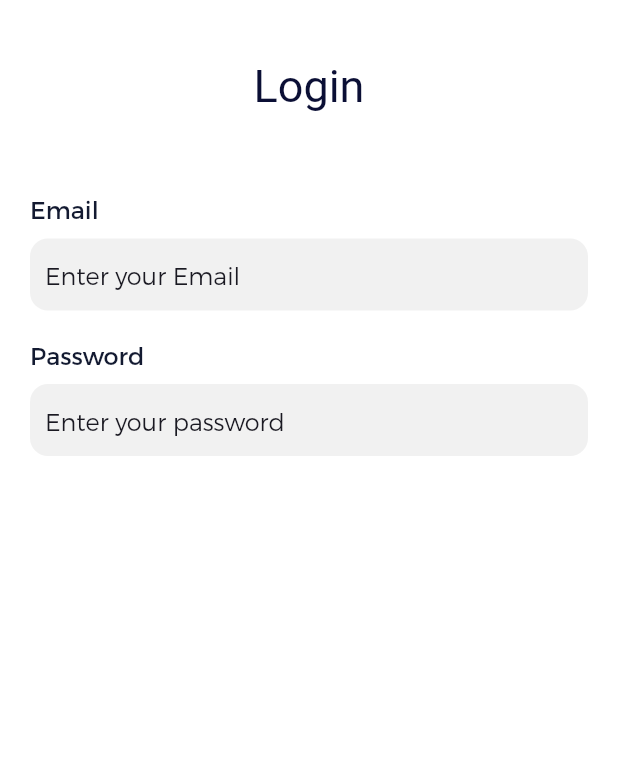
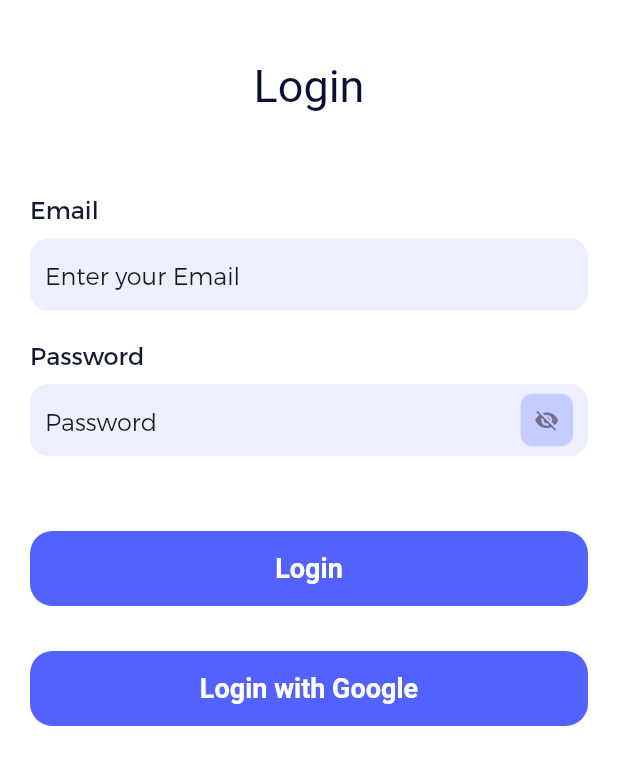
Before and after one commit to Nuke-101/ninjastudy_task, a Flutter app: the screen it shows after launch, on a phone screen of 412 x 824 dp. Shown: the top 765 px of the screen. Run offline on Flutter 3.47's test engine with Material 2 defaults, Android fonts, the phone set to English and light mode, and no system bars; our stand-ins replace get, google_sign_in; Roboto replaces fonts that are missing (Gilroy).

Commit message:
Google SigIn Implemented

```diff
--- /dev/null
+++ b/lib/controllers/google_signin_controller.dart
@@ -0,0 +1,18 @@
+import 'package:get/get.dart';
+import 'package:google_sign_in/google_sign_in.dart';
+
+class GoogleSignInController extends GetxController {
+  final GoogleSignIn _googleSignIn = GoogleSignIn();
+  var googleAccount = Rx<GoogleSignInAccount?>(null);
+
+  Future<dynamic> signIn() async {
+    print("Google signin started");
+
+    try {
+      var signInResult = await _googleSignIn.signIn();
+      print(signInResult);
+    } catch (error) {
+      print(error);
+    }
+  }
+}
--- /dev/null
+++ b/lib/controllers/obscure_password_controller.dart
@@ -0,0 +1,16 @@
+import 'package:flutter/gestures.dart';
+import 'package:get/get.dart';
+
+class ShowPassController extends GetxController {
+  bool invisible = true;
+
+  void showPass(TapDownDetails details) {
+    invisible = !invisible;
+    update();
+  }
+
+  void hidePass(TapUpDetails details) {
+    invisible = !invisible;
+    update();
+  }
+}
--- a/lib/main.dart
+++ b/lib/main.dart
@@ -13,6 +13,7 @@ class MyApp extends StatelessWidget {
   @override
   Widget build(BuildContext context) {
     return MaterialApp(
+      debugShowCheckedModeBanner: false,
       title: 'Ninja Study',
       theme: ThemeData(
         colorScheme: ColorScheme.fromSwatch().copyWith(secondary: accentColor),
--- a/lib/views/login_page.dart
+++ b/lib/views/login_page.dart
@@ -1,5 +1,8 @@
 import 'package:flutter/material.dart';
+import 'package:get/get.dart';
+import 'package:ninjastudy_task/controllers/google_signin_controller.dart';
 import 'package:ninjastudy_task/views/colors.dart';
+import 'package:ninjastudy_task/views/widgets/button_builder.dart';
 import 'package:ninjastudy_task/views/widgets/input_builder.dart';
 
 class LoginPage extends StatelessWidget {
@@ -7,6 +10,8 @@ class LoginPage extends StatelessWidget {
 
   final TextEditingController emailController = TextEditingController();
   final TextEditingController passwordController = TextEditingController();
+
+  final googleSignInController = Get.put(GoogleSignInController());
 
   @override
   Widget build(BuildContext context) {
@@ -53,10 +58,29 @@ class LoginPage extends StatelessWidget {
                       ),
                       PasswordInputBuilder(
                         fieldController: passwordController,
-                        inputHead: "Password",
-                        hintText: "Enter your password",
-                        type: "password",
                       ),
+                      const SizedBox(
+                        height: 50,
+                      ),
+                      FlatButtonBuilder(
+                        onTap: () {},
+                        buttonText: "Login",
+                        color: accentColor,
+                      ),
+                      const SizedBox(
+                        height: 30,
+                      ),
+                      GetBuilder<GoogleSignInController>(
+                          init: GoogleSignInController(),
+                          builder: (controller) {
+                            return FlatButtonBuilder(
+                              onTap: () {
+                                controller.signIn();
+                              },
+                              buttonText: "Login with Google",
+                              color: accentColor,
+                            );
+                          }),
                     ],
                   ),
                 )
--- /dev/null
+++ b/lib/views/widgets/button_builder.dart
@@ -0,0 +1,43 @@
+import 'package:flutter/material.dart';
+
+class FlatButtonBuilder extends StatelessWidget {
+  const FlatButtonBuilder({
+    Key? key,
+    required this.onTap,
+    required this.buttonText,
+    required this.color,
+  }) : super(key: key);
+
+  final String buttonText;
+  final VoidCallback onTap;
+  final Color color;
+
+  @override
+  Widget build(BuildContext context) {
+    return Material(
+      shape: const StadiumBorder(),
+      child: InkWell(
+        onTap: onTap,
+        child: Container(
+          height: 50,
+          padding: const EdgeInsets.symmetric(horizontal: 20),
+          decoration: BoxDecoration(
+            borderRadius: BorderRadius.circular(15),
+            color: color,
+          ),
+          child: Center(
+            child: Text(
+              buttonText,
+              style: const TextStyle(
+                fontSize: 18,
+                fontFamily: "Gilroy",
+                fontWeight: FontWeight.w700,
+                color: Colors.white,
+              ),
+            ),
+          ),
+        ),
+      ),
+    );
+  }
+}
--- a/lib/views/widgets/input_builder.dart
+++ b/lib/views/widgets/input_builder.dart
@@ -1,4 +1,6 @@
 import 'package:flutter/material.dart';
+import 'package:get/get.dart';
+import 'package:ninjastudy_task/controllers/obscure_password_controller.dart';
 import 'package:ninjastudy_task/views/colors.dart';
 
 class InputBuilder extends StatelessWidget {
@@ -33,7 +35,7 @@ class InputBuilder extends StatelessWidget {
         Container(
           padding: const EdgeInsets.symmetric(horizontal: 10),
           decoration: BoxDecoration(
-            color: const Color(0xFFF1F1F1),
+            color: accentColor.withOpacity(.10),
             borderRadius: BorderRadius.circular(12),
           ),
           child: TextFormField(
@@ -68,24 +70,18 @@ class PasswordInputBuilder extends StatelessWidget {
   const PasswordInputBuilder({
     Key? key,
     required this.fieldController,
-    required this.inputHead,
-    required this.hintText,
-    required this.type,
   }) : super(key: key);
 
   final TextEditingController fieldController;
-  final String inputHead;
-  final String hintText;
-  final String type;
 
   @override
   Widget build(BuildContext context) {
     return Column(
       crossAxisAlignment: CrossAxisAlignment.start,
       children: [
-        Text(
-          inputHead,
-          style: const TextStyle(
+        const Text(
+          "Password",
+          style: TextStyle(
             fontSize: 16,
             fontFamily: "Montserrat",
             fontWeight: FontWeight.w400,
@@ -96,24 +92,29 @@ class PasswordInputBuilder extends StatelessWidget {
         Container(
           padding: const EdgeInsets.symmetric(horizontal: 10),
           decoration: BoxDecoration(
-            color: const Color(0xFFF1F1F1),
+            color: accentColor.withOpacity(.10),
             borderRadius: BorderRadius.circular(12),
           ),
+          child: GetBuilder<ShowPassController>(
+              init: ShowPassController(),
+              builder: (controller) {
+                return Stack(
+                  children: [
+                    Container(
+                      padding: const EdgeInsets.only(right: 45),
                       child: TextFormField(
-            obscureText: true,
+                        obscureText: controller.invisible,
                         style: const TextStyle(
                           fontSize: 18,
                           color: formFieldTextColor,
                           fontFamily: "Montserrat",
                           fontWeight: FontWeight.w400,
                         ),
-            keyboardType: type != "number"
-                ? TextInputType.emailAddress
-                : TextInputType.number,
-            decoration: InputDecoration(
+                        keyboardType: TextInputType.emailAddress,
+                        decoration: const InputDecoration(
                           border: InputBorder.none,
-              hintText: hintText,
-              hintStyle: const TextStyle(
+                          hintText: "Password",
+                          hintStyle: TextStyle(
                             fontSize: 16,
                             fontFamily: "Montserrat",
                             fontWeight: FontWeight.w300,
@@ -123,6 +124,45 @@ class PasswordInputBuilder extends StatelessWidget {
                         controller: fieldController,
                       ),
                     ),
+                    Positioned(
+                      right: 0,
+                      top: 6.5,
+                      child: GestureDetector(
+                        onTapDown: (TapDownDetails details) {
+                          controller.showPass(details);
+                        },
+                        onTapUp: (TapUpDetails details) {
+                          controller.hidePass(details);
+                        },
+                        child: Container(
+                          width: 35,
+                          height: 35,
+                          decoration: BoxDecoration(
+                            color: accentColor.withOpacity(.25),
+                            borderRadius: BorderRadius.circular(8),
+                          ),
+                          child: Center(
+                            child: controller.invisible
+                                ? Icon(
+                                    Icons.visibility_off,
+                                    size: 17,
+                                    color:
+                                        const Color(0xFF1A1922).withOpacity(.5),
+                                  )
+                                : Icon(
+                                    Icons.visibility,
+                                    size: 17,
+                                    color:
+                                        const Color(0xFF1A1922).withOpacity(.5),
+                                  ),
+                          ),
+                        ),
+                      ),
+                    ),
+                  ],
+                );
+              }),
+        ),
       ],
     );
   }
--- a/pubspec.yaml
+++ b/pubspec.yaml
@@ -34,6 +34,9 @@ dependencies:
   # The following adds the Cupertino Icons font to your application.
   # Use with the CupertinoIcons class for iOS style icons.
   cupertino_icons: ^1.0.2
+  get: ^4.6.3
+  get_storage: ^2.0.3
+  google_sign_in: ^5.3.1
 
 dev_dependencies:
   flutter_test:
```
Also changed, not shown: pubspec.lock, 1 other file. Lines whose indentation alone changed are shown as unchanged.
